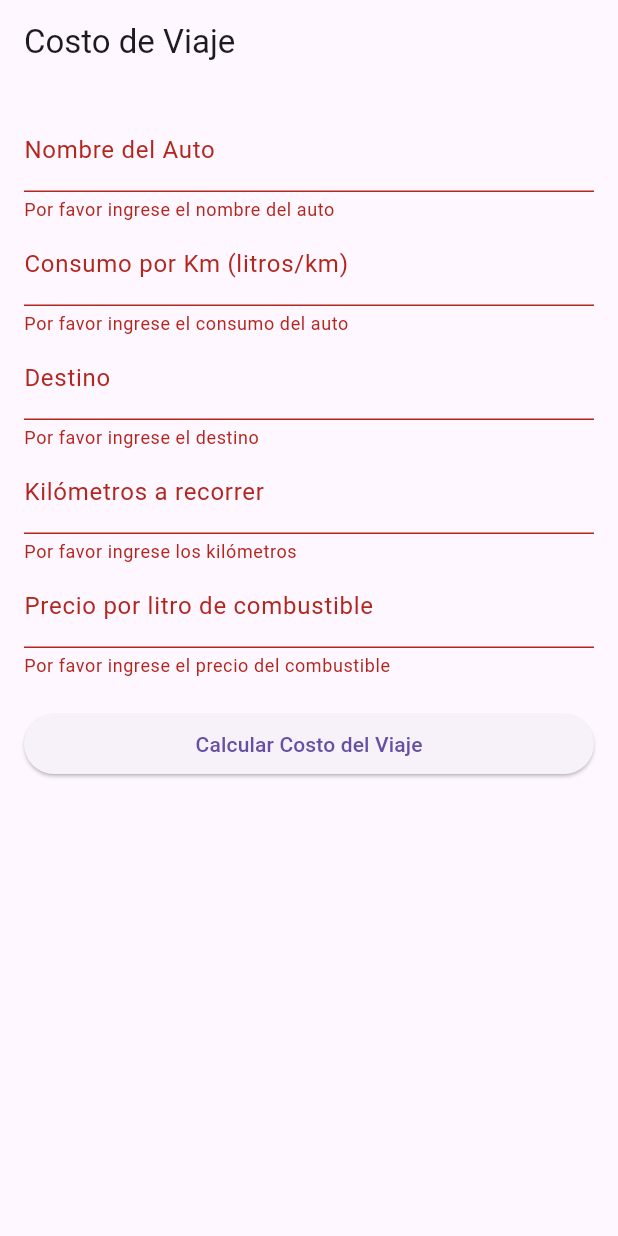
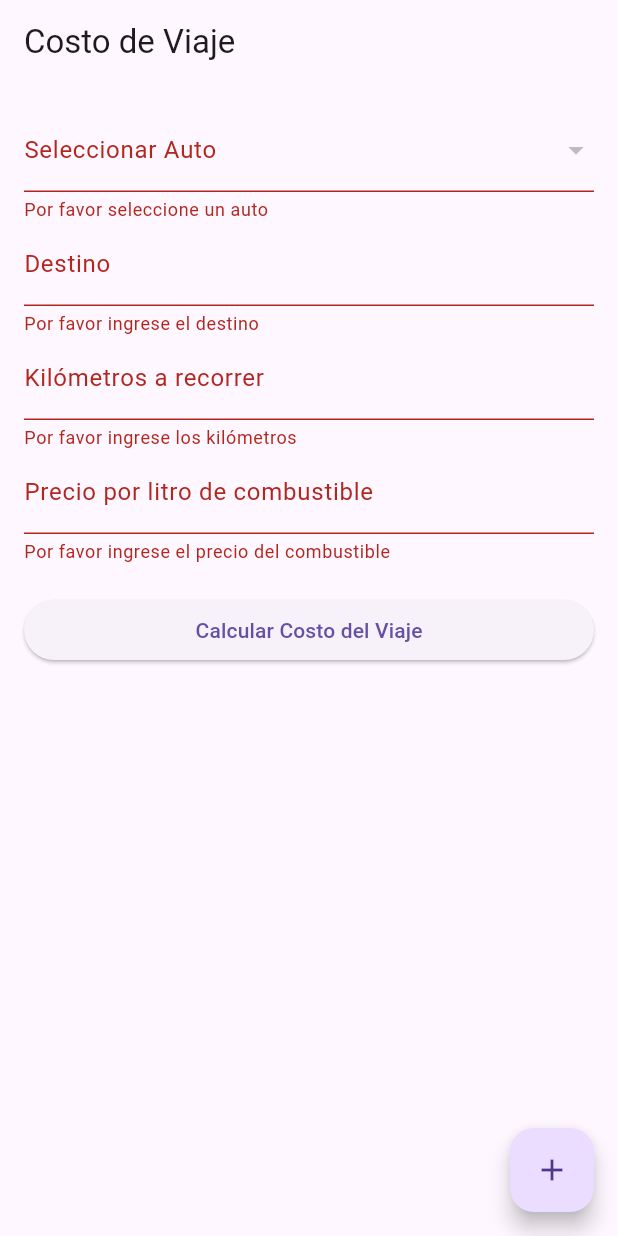
Before and after one commit to aniceleste/act3, a Flutter app: the screen it shows after launch, after a tap on "Calcular Costo del Viaje", on a phone screen of 412 x 824 dp. Run offline on Flutter 3.47's test engine with Material 3 defaults, Android fonts, the phone set to English and light mode, and no system bars.

Commit message:
agregar autos

```diff
--- a/lib/main.dart
+++ b/lib/main.dart
@@ -3,6 +3,9 @@ import 'CalculadoraViaje.dart';
 import 'Auto.dart';
 import 'Combustible.dart';
 import 'Destino.dart';
+import 'AgregarAutopage.dart';
+
+
 
 void main() => runApp(ViajeApp());
 
@@ -19,7 +22,6 @@ class ViajeApp extends StatelessWidget {
   }
 }
 
-
 class ViajeHomePage extends StatefulWidget {
   @override
   _ViajeHomePageState createState() => _ViajeHomePageState();
@@ -28,9 +30,10 @@ class ViajeHomePage extends StatefulWidget {
 class _ViajeHomePageState extends State<ViajeHomePage> {
   final _formKey = GlobalKey<FormState>();
 
+  List<Auto> autos = []; // Lista para almacenar los autos agregados
+  Auto? autoSeleccionado;
+
   // Controladores para los campos de texto
-  final TextEditingController _autoController = TextEditingController();
-  final TextEditingController _consumoController = TextEditingController();
   final TextEditingController _destinoController = TextEditingController();
   final TextEditingController _kmController = TextEditingController();
   final TextEditingController _precioCombustibleController = TextEditingController();
@@ -38,33 +41,33 @@ class _ViajeHomePageState extends State<ViajeHomePage> {
   double? _costoViaje;
 
   void _calcularCostoViaje() {
-  if (_formKey.currentState!.validate()) {
-    // Crear el objeto Auto
-    Auto auto = Auto(
-      nombre: _autoController.text,
-      consumoPorKm: double.parse(_consumoController.text),
-    );
-
-    // Crear el objeto Destino (ajustando 'lugar' en vez de 'nombreDestino')
+    if (_formKey.currentState!.validate() && autoSeleccionado != null) {
       Destino destino = Destino(
         lugar: _destinoController.text,
         kilometros: double.parse(_kmController.text),
       );
 
-    // Crear el objeto Combustible con todos los parámetros requeridos
       Combustible combustible = Combustible(
         precioPorLitro: double.parse(_precioCombustibleController.text),
-      litrosComprados: 50, // Puedes modificar este valor o permitir al usuario ingresarlo
-      fecha: DateTime.now(), // Asignar la fecha actual o pedir al usuario ingresarla
+        litrosComprados: 50, // Ajustar según sea necesario
+        fecha: DateTime.now(),
       );
 
-    // Usar la clase CalculadoraViaje para hacer el cálculo
-    double costo = CalculadoraViaje.calcularCostoViaje(auto, destino, combustible);
+      double costo = CalculadoraViaje.calcularCostoViaje(autoSeleccionado!, destino, combustible);
 
       setState(() {
         _costoViaje = costo;
       });
     }
+  }
+
+  // Método para ir a la pantalla de agregar autos
+  void _irAgregarAuto() async {
+    await Navigator.push(
+      context,
+      MaterialPageRoute(builder: (context) => AgregarAutoPage(autos: autos)),
+    );
+    setState(() {}); // Refrescar la pantalla después de agregar autos
   }
 
   @override
@@ -79,23 +82,24 @@ class _ViajeHomePageState extends State<ViajeHomePage> {
           key: _formKey,
           child: ListView(
             children: <Widget>[
-              TextFormField(
-                controller: _autoController,
-                decoration: InputDecoration(labelText: 'Nombre del Auto'),
+              // Dropdown para seleccionar auto
+              DropdownButtonFormField<Auto>(
+                decoration: InputDecoration(labelText: 'Seleccionar Auto'),
+                value: autoSeleccionado,
+                items: autos.map((Auto auto) {
+                  return DropdownMenuItem<Auto>(
+                    value: auto,
+                    child: Text(auto.nombre),
+                  );
+                }).toList(),
+                onChanged: (Auto? nuevoAuto) {
+                  setState(() {
+                    autoSeleccionado = nuevoAuto;
+                  });
+                },
                 validator: (value) {
-                  if (value == null || value.isEmpty) {
-                    return 'Por favor ingrese el nombre del auto';
-                  }
-                  return null;
-                },
-              ),
-              TextFormField(
-                controller: _consumoController,
-                decoration: InputDecoration(labelText: 'Consumo por Km (litros/km)'),
-                keyboardType: TextInputType.number,
-                validator: (value) {
-                  if (value == null || value.isEmpty) {
-                    return 'Por favor ingrese el consumo del auto';
+                  if (value == null) {
+                    return 'Por favor seleccione un auto';
                   }
                   return null;
                 },
@@ -147,6 +151,11 @@ class _ViajeHomePageState extends State<ViajeHomePage> {
           ),
         ),
       ),
+      floatingActionButton: FloatingActionButton(
+        onPressed: _irAgregarAuto,
+        child: Icon(Icons.add),
+        tooltip: 'Agregar Auto',
+      ),
     );
   }
 }
```
Also changed, not shown: lib/AgregarAutopage.dart (added, +57 -0 lines). Lines whose indentation alone changed are shown as unchanged.
